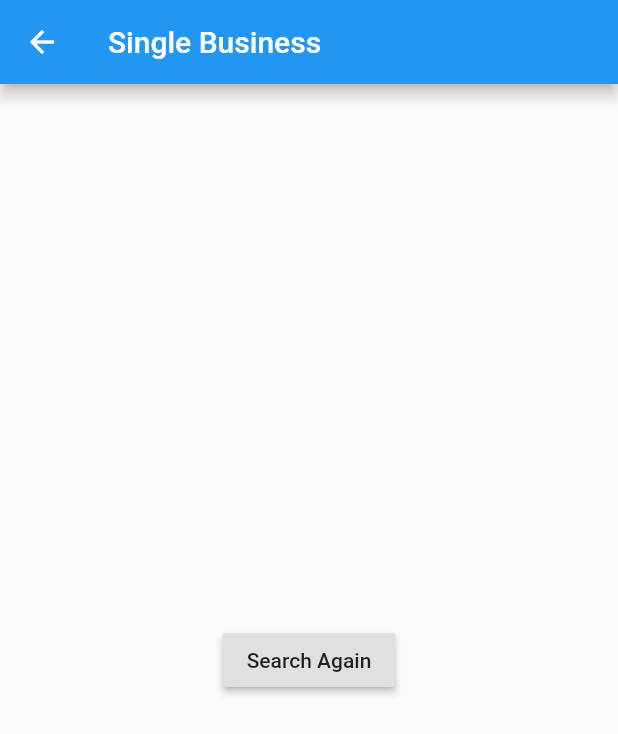
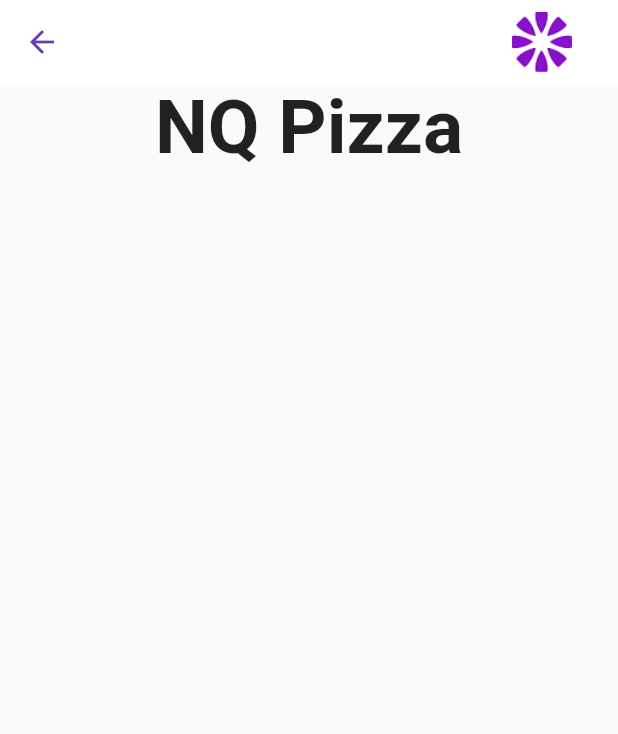
Before and after one commit to veronicakate/f_e_access_the_city, a Flutter app: the SingleBusiness screen opened directly, on a phone screen of 412 x 824 dp. Shown: the top 734 px of the screen. Run offline on Flutter 3.47's test engine with Material 2 defaults, Android fonts, the phone set to English and light mode, and no system bars.

Commit message:
add title to single business page

```diff
--- a/access_the_city/lib/pages/users/single_business.dart
+++ b/access_the_city/lib/pages/users/single_business.dart
@@ -5,20 +5,27 @@ class SingleBusiness extends StatelessWidget {
   @override
   Widget build(BuildContext context) {
     return Scaffold(
-      appBar: AppBar(
-        title: Text("Single Business"),
-      ),
-      body: Center(
-        child: RaisedButton(
-          child: Text('Search Again'),
-          onPressed: () {
-            Navigator.push(
-              context,
-              MaterialPageRoute(builder: (context) => UserDashboard()),
-            );
-          },
+        appBar: AppBar(
+          backgroundColor: Colors.white,
+          elevation: 0.0,
+          title: Row(
+              crossAxisAlignment: CrossAxisAlignment.center,
+              mainAxisAlignment: MainAxisAlignment.end,
+              children: [
+                Image.asset("images/logo.png", width: 70.0, height: 40.0),
+                Container(
+                    // padding:const EdgeInsets.all(20.0),
+                    )
+              ]),
+          iconTheme: IconThemeData(color: Colors.deepPurple),
         ),
-      ),
-    );
+        body: Center(
+            child: Column(
+          children: <Widget>[
+            Text('NQ Pizza',
+                textAlign: TextAlign.center,
+                style: TextStyle(fontWeight: FontWeight.bold, fontSize: 50.0)),
+          ],
+        )));
   }
 }
```
